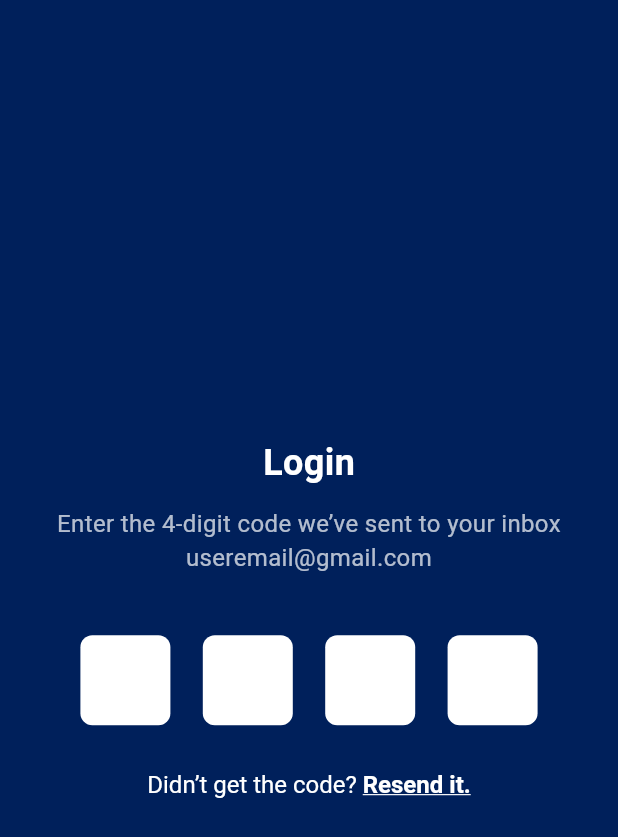
After one commit to bearface4/Aerofind, a Flutter app: the LoginOtpScreen screen opened by its route, on a phone screen of 412 x 824 dp. The commit adds this screen. Shown: the top 837 px of the screen. Run offline on Flutter 3.47's test engine with Material 3 defaults, Android fonts, the phone set to English and light mode, and no system bars; our stand-ins replace lottie.

Commit message:
login otp screen

```diff
--- a/lib/routes/app_routes.dart
+++ b/lib/routes/app_routes.dart
@@ -6,6 +6,7 @@ import '../screens/seller/seller_registration_screen.dart';
 import '../screens/seller/seller_registration_pending.dart';
 import '../screens/consumer/consumer_registration_screen.dart';
 import '../screens/consumer/email_verification_screen.dart';
+import '../screens/shared/login_otp_screen.dart';
 
 class AppRoutes {
   // Route name constants
@@ -16,6 +17,7 @@ class AppRoutes {
   static const String sellerregistrationpending = '/sellerregistrationpending';
   static const String consumerregistration = '/consumerregistration';
   static const String emailverification = '/emailverification';
+  static const String loginotp = '/loginotp';
 
   // Route map
   static final Map<String, WidgetBuilder> routes = {
@@ -26,5 +28,6 @@ class AppRoutes {
     sellerregistrationpending: (context) => const SellerPendingScreen(),
     consumerregistration: (context) => const ConsumerRegistrationScreen(),
     emailverification: (context) => const EmailVerificationScreen(),
+    loginotp: (context) => const LoginOtpScreen(),
   };
 }
--- /dev/null
+++ b/lib/screens/shared/login_otp_screen.dart
@@ -0,0 +1,85 @@
+import 'package:flutter/material.dart';
+
+class LoginOtpScreen extends StatelessWidget {
+  const LoginOtpScreen({super.key});
+
+  @override
+  Widget build(BuildContext context) {
+    final otpControllers = List.generate(4, (_) => TextEditingController());
+
+    return Scaffold(
+      backgroundColor: const Color(0xFF00205B),
+      body: SafeArea(
+        child: Center(
+          child: Padding(
+            padding: const EdgeInsets.symmetric(horizontal: 32),
+            child: Column(
+              mainAxisAlignment: MainAxisAlignment.center,
+              children: [
+                const Text(
+                  'Login',
+                  style: TextStyle(
+                    color: Colors.white,
+                    fontSize: 24,
+                    fontWeight: FontWeight.bold,
+                  ),
+                ),
+                const SizedBox(height: 12),
+                const Text(
+                  'Enter the 4-digit code we’ve sent to your inbox\nuseremail@gmail.com',
+                  textAlign: TextAlign.center,
+                  style: TextStyle(color: Colors.white70, fontSize: 16),
+                ),
+                const SizedBox(height: 40),
+                Row(
+                  mainAxisAlignment: MainAxisAlignment.spaceEvenly,
+                  children: List.generate(4, (index) {
+                    return SizedBox(
+                      width: 60,
+                      height: 60,
+                      child: TextField(
+                        controller: otpControllers[index],
+                        textAlign: TextAlign.center,
+                        keyboardType: TextInputType.number,
+                        maxLength: 1,
+                        style: const TextStyle(
+                          fontSize: 24,
+                          fontWeight: FontWeight.bold,
+                        ),
+                        decoration: InputDecoration(
+                          counterText: '',
+                          filled: true,
+                          fillColor: Colors.white,
+                          border: OutlineInputBorder(
+                            borderRadius: BorderRadius.circular(8),
+                            borderSide: BorderSide.none,
+                          ),
+                        ),
+                      ),
+                    );
+                  }),
+                ),
+                const SizedBox(height: 30),
+                RichText(
+                  text: const TextSpan(
+                    style: TextStyle(color: Colors.white, fontSize: 16),
+                    children: [
+                      TextSpan(text: "Didn’t get the code? "),
+                      TextSpan(
+                        text: "Resend it.",
+                        style: TextStyle(
+                          fontWeight: FontWeight.bold,
+                          decoration: TextDecoration.underline,
+                        ),
+                      ),
+                    ],
+                  ),
+                ),
+              ],
+            ),
+          ),
+        ),
+      ),
+    );
+  }
+}
--- a/lib/screens/shared/login_screen.dart
+++ b/lib/screens/shared/login_screen.dart
@@ -46,7 +46,7 @@ class _LoginScreenState extends State<LoginScreen>
         child: SingleChildScrollView(
           child: Column(
             children: [
-              // Logo and background
+              // ────────── Logo & background ──────────
               Container(
                 width: double.infinity,
                 height: 400,
@@ -62,7 +62,7 @@ class _LoginScreenState extends State<LoginScreen>
                 ),
               ),
 
-              // Animated card slide up
+              // ────────── Animated card ──────────
               SlideTransition(
                 position: _slideAnimation,
                 child: Transform.translate(
@@ -95,14 +95,12 @@ class _LoginScreenState extends State<LoginScreen>
                           style: TextStyle(
                             fontSize: 22,
                             fontWeight: FontWeight.w500,
-                            color:
-                                Colors
-                                    .black, // Optional: change if background is dark
+                            color: Colors.black,
                           ),
                         ),
                         const SizedBox(height: 16),
 
-                        // Email input
+                        // ────────── Email input ──────────
                         TextField(
                           decoration: InputDecoration(
                             hintText: 'Email',
@@ -118,10 +116,9 @@ class _LoginScreenState extends State<LoginScreen>
                             ),
                           ),
                         ),
-
                         const SizedBox(height: 24),
 
-                        // Login button
+                        // ────────── Login button → OTP ──────────
                         SizedBox(
                           width: double.infinity,
                           height: 50,
@@ -132,7 +129,10 @@ class _LoginScreenState extends State<LoginScreen>
                                 borderRadius: BorderRadius.circular(12),
                               ),
                             ),
-                            onPressed: () {},
+                            onPressed: () {
+                              // Navigate to the Login OTP screen
+                              Navigator.pushNamed(context, AppRoutes.loginotp);
+                            },
                             child: const Text(
                               'Login',
                               style: TextStyle(
@@ -144,14 +144,14 @@ class _LoginScreenState extends State<LoginScreen>
                         ),
                         const SizedBox(height: 24),
 
-                        // Register prompt
+                        // ────────── Register prompt ──────────
                         Center(
                           child: GestureDetector(
                             onTap: () {
                               Navigator.pushNamed(
                                 context,
                                 AppRoutes.roleselection,
-                              ); // Navigate to RoleSelectionScreen
+                              );
                             },
                             child: const Text.rich(
                               TextSpan(
```
